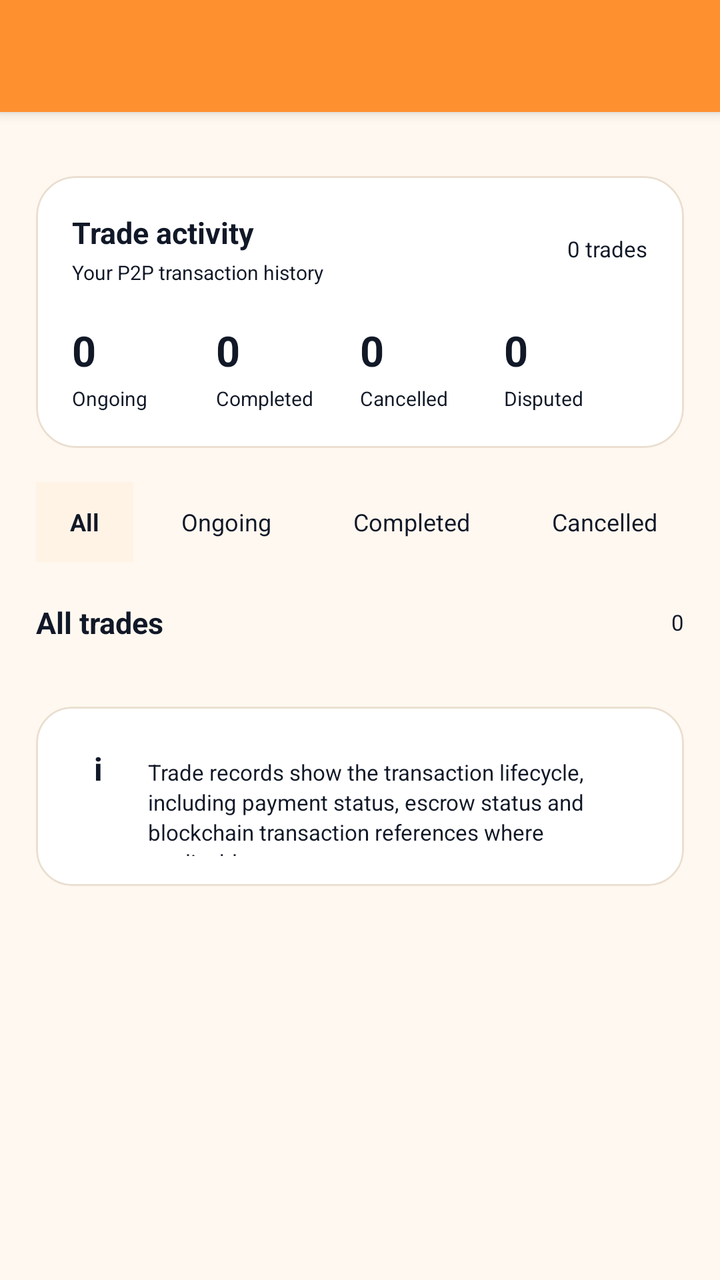
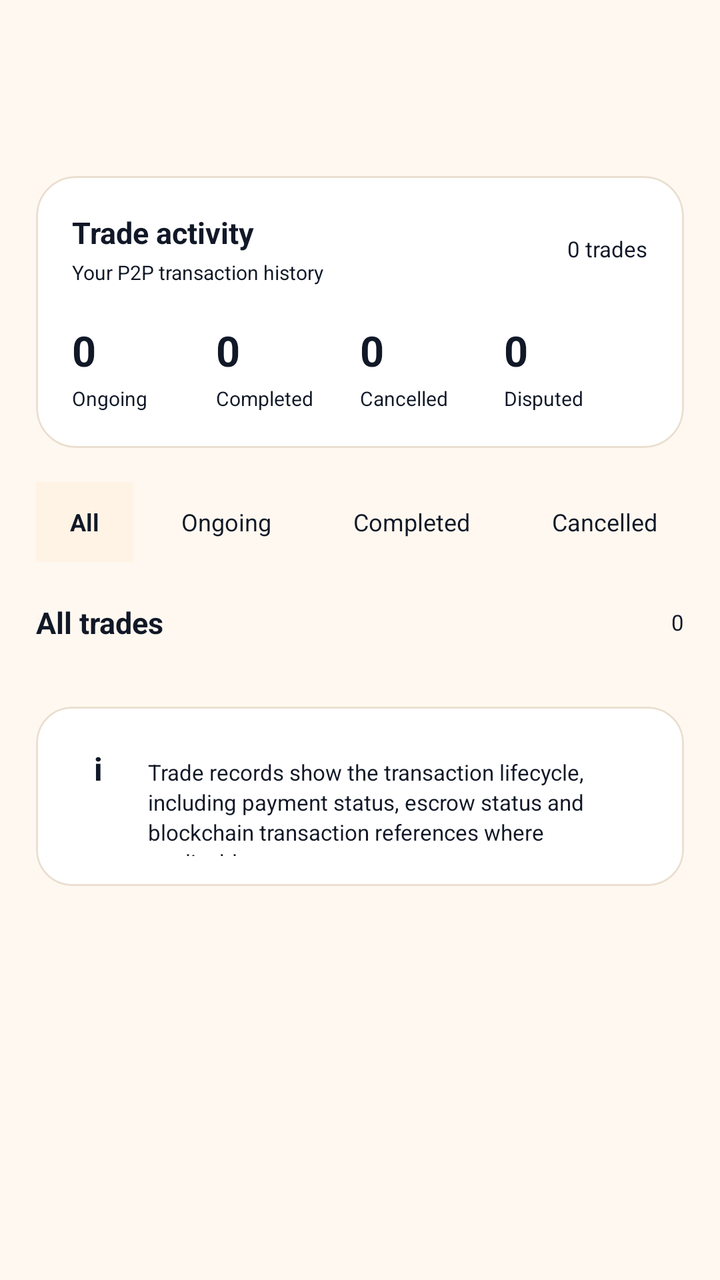

Screens rendered from an Android XML layout before and after an edit, with the pre-edit source and the edit as a unified diff.
<!-- AndroidManifest.xml: application theme AppTheme -->
<!-- res/layout/p2p_my_trades.xml -->
<androidx.coordinatorlayout.widget.CoordinatorLayout
	xmlns:android="http://schemas.android.com/apk/res/android"
	xmlns:app="http://schemas.android.com/apk/res-auto"
	xmlns:tools="http://schemas.android.com/tools"
	android:id="@+id/_coordinator"
	android:layout_width="match_parent"
	android:layout_height="match_parent">
	<com.google.android.material.appbar.AppBarLayout
		android:id="@+id/_app_bar"
		android:layout_width="match_parent"
		android:layout_height="wrap_content"
		android:theme="@style/AppTheme.AppBarOverlay">
		<androidx.appcompat.widget.Toolbar
			android:id="@+id/_toolbar"
			android:layout_width="match_parent"
			android:layout_height="?attr/actionBarSize"
			android:background="?attr/appBarColor"
			app:popupTheme="@style/AppTheme.PopupOverlay" />
	</com.google.android.material.appbar.AppBarLayout>
	<androidx.core.widget.NestedScrollView
		android:layout_width="match_parent"
		android:layout_height="match_parent"
		android:background="@color/colorP2pBg"
		android:fillViewport="true"
		android:clipToPadding="false"
		app:layout_behavior="@string/appbar_scrolling_view_behavior">
		<LinearLayout
			android:id="@+id/my_trades_root"
			android:layout_width="match_parent"
			android:layout_height="wrap_content"
			android:paddingTop="16dp"
			android:paddingBottom="35dp"
			android:orientation="vertical"
			android:paddingStart="18dp"
			android:paddingEnd="18dp">
			<com.google.android.material.card.MaterialCardView
				android:id="@+id/card_trade_summary"
				android:layout_width="match_parent"
				android:layout_height="wrap_content"
				android:layout_marginTop="16dp"
				app:cardBackgroundColor="@color/colorP2pSurface"
				app:cardCornerRadius="20dp"
				app:cardElevation="0dp"
				app:strokeColor="@color/colorP2pBorder"
				app:strokeWidth="1dp">
				<LinearLayout
					android:id="@+id/linear260"
					android:layout_width="match_parent"
					android:layout_height="wrap_content"
					android:padding="18dp"
					android:orientation="vertical">
					<LinearLayout
						android:id="@+id/linear261"
						android:layout_width="match_parent"
						android:layout_height="wrap_content"
						android:gravity="center_vertical"
						android:orientation="horizontal">
						<LinearLayout
							android:id="@+id/linear262"
							android:layout_width="0dp"
							android:layout_height="wrap_content"
							android:orientation="vertical"
							android:layout_weight="1">
							<TextView
								android:id="@+id/textview151"
								android:layout_width="wrap_content"
								android:layout_height="wrap_content"
								android:text="Trade activity"
								android:textSize="15sp"
								android:textStyle="bold" />
							<TextView
								android:id="@+id/tv_trade_summary_period"
								android:layout_width="wrap_content"
								android:layout_height="wrap_content"
								android:layout_marginTop="3dp"
								android:text="Your P2P transaction history"
								android:textSize="10sp" />
						</LinearLayout>
						<TextView
							android:id="@+id/tv_trade_summary_count"
							android:layout_width="wrap_content"
							android:layout_height="wrap_content"
							android:text="0 trades"
							android:textSize="11sp" />
					</LinearLayout>
					<LinearLayout
						android:id="@+id/linear263"
						android:layout_width="match_parent"
						android:layout_height="wrap_content"
						android:layout_marginTop="18dp"
						android:orientation="horizontal">
						<LinearLayout
							android:id="@+id/linear264"
							android:layout_width="0dp"
							android:layout_height="wrap_content"
							android:orientation="vertical"
							android:layout_weight="1">
							<TextView
								android:id="@+id/tv_summary_ongoing"
								android:layout_width="wrap_content"
								android:layout_height="wrap_content"
								android:text="0"
								android:textSize="21sp"
								android:textStyle="bold" />
							<TextView
								android:id="@+id/textview152"
								android:layout_width="wrap_content"
								android:layout_height="wrap_content"
								android:layout_marginTop="3dp"
								android:text="Ongoing"
								android:textSize="10sp" />
						</LinearLayout>
						<LinearLayout
							android:id="@+id/linear265"
							android:layout_width="0dp"
							android:layout_height="wrap_content"
							android:orientation="vertical"
							android:layout_weight="1">
							<TextView
								android:id="@+id/tv_summary_completed"
								android:layout_width="wrap_content"
								android:layout_height="wrap_content"
								android:text="0"
								android:textSize="21sp"
								android:textStyle="bold" />
							<TextView
								android:id="@+id/textview153"
								android:layout_width="wrap_content"
								android:layout_height="wrap_content"
								android:layout_marginTop="3dp"
								android:text="Completed"
								android:textSize="10sp" />
						</LinearLayout>
						<LinearLayout
							android:id="@+id/linear266"
							android:layout_width="0dp"
							android:layout_height="wrap_content"
							android:orientation="vertical"
							android:layout_weight="1">
							<TextView
								android:id="@+id/tv_summary_cancelled"
								android:layout_width="wrap_content"
								android:layout_height="wrap_content"
								android:text="0"
								android:textSize="21sp"
								android:textStyle="bold" />
							<TextView
								android:id="@+id/textview154"
								android:layout_width="wrap_content"
								android:layout_height="wrap_content"
								android:layout_marginTop="3dp"
								android:text="Cancelled"
								android:textSize="10sp" />
						</LinearLayout>
						<LinearLayout
							android:id="@+id/linear267"
							android:layout_width="0dp"
							android:layout_height="wrap_content"
							android:orientation="vertical"
							android:layout_weight="1">
							<TextView
								android:id="@+id/tv_summary_disputed"
								android:layout_width="wrap_content"
								android:layout_height="wrap_content"
								android:text="0"
								android:textSize="21sp"
								android:textStyle="bold" />
							<TextView
								android:id="@+id/textview155"
								android:layout_width="wrap_content"
								android:layout_height="wrap_content"
								android:layout_marginTop="3dp"
								android:text="Disputed"
								android:textSize="10sp" />
						</LinearLayout>
					</LinearLayout>
				</LinearLayout>
			</com.google.android.material.card.MaterialCardView>
			<HorizontalScrollView
				android:id="@+id/my_trades_filter_scroll"
				android:layout_width="match_parent"
				android:layout_height="wrap_content"
				android:layout_marginTop="17dp"
				android:scrollbars="none">
				<LinearLayout
					android:id="@+id/my_trades_filter_container"
					android:layout_width="wrap_content"
					android:layout_height="wrap_content"
					android:gravity="center_horizontal|center_vertical"
					android:orientation="horizontal"
					android:weightSum="5">
					<TextView
						android:id="@+id/filter_trade_all"
						android:layout_width="wrap_content"
						android:layout_height="40dp"
						android:background="@color/colorP2pSurfaceAlt"
						android:gravity="center_horizontal|center_vertical"
						android:text="All"
						android:textSize="12sp"
						android:textStyle="bold"
						android:layout_weight="1"
						android:paddingStart="17dp"
						android:paddingEnd="17dp" />
					<TextView
						android:id="@+id/filter_trade_ongoing"
						android:layout_width="wrap_content"
						android:layout_height="40dp"
						android:gravity="center_horizontal|center_vertical"
						android:text="Ongoing"
						android:textSize="12sp"
						android:layout_weight="1"
						android:layout_marginStart="7dp"
						android:paddingStart="17dp"
						android:paddingEnd="17dp" />
					<TextView
						android:id="@+id/filter_trade_completed"
						android:layout_width="wrap_content"
						android:layout_height="40dp"
						android:gravity="center_horizontal|center_vertical"
						android:text="Completed"
						android:textSize="12sp"
						android:layout_weight="1"
						android:layout_marginStart="7dp"
						android:paddingStart="17dp"
						android:paddingEnd="17dp" />
					<TextView
						android:id="@+id/filter_trade_cancelled"
						android:layout_width="wrap_content"
						android:layout_height="40dp"
						android:gravity="center_horizontal|center_vertical"
						android:text="Cancelled"
						android:textSize="12sp"
						android:layout_weight="1"
						android:layout_marginStart="7dp"
						android:paddingStart="17dp"
						android:paddingEnd="17dp" />
					<TextView
						android:id="@+id/filter_trade_disputed"
						android:layout_width="wrap_content"
						android:layout_height="40dp"
						android:gravity="center_horizontal|center_vertical"
						android:text="Disputed"
						android:textSize="12sp"
						android:layout_weight="1"
						android:layout_marginStart="7dp"
						android:paddingStart="17dp"
						android:paddingEnd="17dp" />
				</LinearLayout>
			</HorizontalScrollView>
			<LinearLayout
				android:id="@+id/linear268"
				android:layout_width="match_parent"
				android:layout_height="wrap_content"
				android:layout_marginTop="20dp"
				android:gravity="center_vertical"
				android:orientation="horizontal">
				<TextView
					android:id="@+id/tv_trades_section_title"
					android:layout_width="0dp"
					android:layout_height="wrap_content"
					android:text="All trades"
					android:textSize="15sp"
					android:textStyle="bold"
					android:layout_weight="1" />
				<TextView
					android:id="@+id/tv_trades_result_count"
					android:layout_width="wrap_content"
					android:layout_height="wrap_content"
					android:text="0"
					android:textSize="11sp" />
			</LinearLayout>
			<androidx.recyclerview.widget.RecyclerView
				android:id="@+id/recycler_my_trades"
				android:layout_width="match_parent"
				android:layout_height="wrap_content"
				android:layout_marginTop="10dp"
				android:paddingBottom="8dp"
				android:nestedScrollingEnabled="false"
				android:clipToPadding="false"
				android:overScrollMode="never" />
			<LinearLayout
				android:id="@+id/layout_my_trades_empty"
				android:layout_width="match_parent"
				android:layout_height="wrap_content"
				android:layout_marginTop="30dp"
				android:padding="30dp"
				android:gravity="center_horizontal|center_vertical"
				android:orientation="vertical"
				android:visibility="gone">
				<TextView
					android:id="@+id/textview156"
					android:layout_width="wrap_content"
					android:layout_height="wrap_content"
					android:text="No trades found"
					android:textSize="17sp"
					android:textStyle="bold" />
				<TextView
					android:id="@+id/tv_empty_trades_description"
					android:layout_width="match_parent"
					android:layout_height="wrap_content"
					android:layout_marginTop="7dp"
					android:gravity="center_horizontal|center_vertical"
					android:text="Your P2P transactions will appear here after you participate in a trade."
					android:textSize="12sp" />
			</LinearLayout>
			<com.google.android.material.card.MaterialCardView
				android:id="@+id/card_my_trades_info"
				android:layout_width="match_parent"
				android:layout_height="wrap_content"
				android:layout_marginTop="14dp"
				app:cardBackgroundColor="@color/colorP2pSurface"
				app:cardCornerRadius="18dp"
				app:cardElevation="0dp"
				app:strokeColor="@color/colorP2pBorder"
				app:strokeWidth="1dp">
				<LinearLayout
					android:id="@+id/linear269"
					android:layout_width="match_parent"
					android:layout_height="wrap_content"
					android:padding="15dp"
					android:orientation="horizontal">
					<TextView
						android:id="@+id/textview157"
						android:layout_width="32dp"
						android:layout_height="32dp"
						android:gravity="center_horizontal|center_vertical"
						android:text="i"
						android:textSize="16sp"
						android:textStyle="bold" />
					<TextView
						android:id="@+id/tv_my_trades_info"
						android:layout_width="0dp"
						android:layout_height="wrap_content"
						android:text="Trade records show the transaction lifecycle, including payment status, escrow status and blockchain transaction references where applicable."
						android:textSize="11sp"
						android:layout_weight="1"
						android:layout_marginStart="9dp"
						android:lineSpacingExtra="2dp" />
				</LinearLayout>
			</com.google.android.material.card.MaterialCardView>
		</LinearLayout>
	</androidx.core.widget.NestedScrollView>
</androidx.coordinatorlayout.widget.CoordinatorLayout>
<!-- resources referenced by this layout -->
<resources>
  <color name="colorP2pBg">#FFF8F0</color>
  <color name="colorP2pBorder">#EADFD0</color>
  <color name="colorP2pSurface">#FFFFFF</color>
  <color name="colorP2pSurfaceAlt">#FFF3E6</color>
  <style name="AppTheme.PopupOverlay" parent="ThemeOverlay.MaterialComponents.Light" />
  <style name="AppTheme" parent="Theme.MaterialComponents.DayNight.NoActionBar">
          
          <item name="homeAsUpIndicator">@drawable/ic_nav_back</item>
          
          <item name="android:textViewStyle">@style/HarvanaTextView</item>
          <item name="appBarColor">@color/colorAccent</item>
          <item name="onAppBarColor">@color/colorTextOnAccent</item>
          <item name="colorSecondary">@color/colorAccent</item>
          <item name="colorOnSecondary">@color/colorTextOnAccent</item>
          <item name="colorPrimaryVariant">@color/colorAccentDark</item>
          <item name="colorSecondaryVariant">@color/colorAccentDark</item>
          <item name="colorError">@color/colorError</item>
          <item name="colorOnError">@color/colorTextPrimaryWhite</item>
          <item name="colorControlActivated">@color/colorAccent</item>
          <item name="colorControlNormal">@color/colorControlNormal</item>
          <item name="colorControlHighlight">@color/colorAccentRipple</item>
          <item name="android:textColorHighlight">@color/colorAccentStroke</item>
          <item name="android:textColorLink">@color/colorAccentStrong</item>
          <item name="android:editTextColor">@color/colorTextPrimary</item>
          <item name="android:navigationBarColor">@color/colorBackground</item>
          <item name="colorPrimary">@color/colorAccent</item>
          <item name="colorPrimaryDark">@color/colorAccentStrong</item>
          <item name="colorAccent">@color/colorAccent</item>
          <item name="colorSurface">@color/colorSurface</item>
          <item name="colorOnPrimary">@color/colorTextOnAccent</item>
          <item name="colorOnSurface">@color/colorTextPrimary</item>
          <item name="colorOnBackground">@color/colorTextPrimary</item>
          <item name="colorOnSurfaceVariant">@color/colorTextSecondary</item>
          <item name="android:textColorPrimary">@color/colorTextPrimary</item>
          <item name="android:textColorSecondary">@color/colorTextSecondary</item>
          <item name="android:textColorHint">@color/colorTextTertiary</item>
          <item name="android:statusBarColor">?attr/appBarColor</item>
          <item name="android:windowLightStatusBar">true</item>
          <item name="android:windowBackground">@color/colorBackground</item>
          <item name="alertDialogTheme">@style/HarvanaAlertDialog</item>
          <item name="materialAlertDialogTheme">@style/HarvanaAlertDialog</item>
          <item name="bottomSheetDialogTheme">@style/HarvanaBottomSheetDialog</item>
      </style>
  <style name="HarvanaTextView" parent="android:Widget.TextView">
          <item name="android:textColor">@color/colorTextPrimary</item>
      </style>
  <color name="colorAccent">#FF9030</color>
  <color name="colorTextOnAccent">#111827</color>
  <color name="colorAccentDark">#E57A14</color>
  <color name="colorError">#EF4444</color>
  <color name="colorTextPrimaryWhite">#FFFFFF</color>
  <color name="colorControlNormal">#6B7280</color>
  <color name="colorAccentRipple">#1AFF9030</color>
  <color name="colorAccentStroke">#33FF9030</color>
  <color name="colorAccentStrong">#B85F0A</color>
  <color name="colorTextPrimary">#111827</color>
  <color name="colorBackground">#FFF8F0</color>
  <color name="colorSurface">#FFFFFF</color>
  <color name="colorTextSecondary">#4B5563</color>
  <color name="colorTextTertiary">#6B7280</color>
  <style name="HarvanaDialogButton" parent="Widget.MaterialComponents.Button.TextButton.Dialog">
          <item name="android:textColor">@color/colorAccent</item>
          <item name="android:minHeight">48dp</item>
      </style>
  <!-- unchanged entries left out for length: 6 -->
</resources>

<!-- the commit's change to res/layout/p2p_my_trades.xml (unified diff, before → after) -->
@@ -9,7 +9,9 @@
 		android:id="@+id/_app_bar"
 		android:layout_width="match_parent"
 		android:layout_height="wrap_content"
-		android:theme="@style/AppTheme.AppBarOverlay">
+		android:theme="@style/AppTheme.AppBarOverlay"
+		app:elevation="0dp"
+		android:stateListAnimator="@null">
 		<androidx.appcompat.widget.Toolbar
 			android:id="@+id/_toolbar"
 			android:layout_width="match_parent"
<!-- resource entries referenced after the edit -->
@@ -10,8 +10,8 @@
           <item name="homeAsUpIndicator">@drawable/ic_nav_back</item>
           
           <item name="android:textViewStyle">@style/HarvanaTextView</item>
-          <item name="appBarColor">@color/colorAccent</item>
-          <item name="onAppBarColor">@color/colorTextOnAccent</item>
+          <item name="appBarColor">@color/colorBackground</item>
+          <item name="onAppBarColor">@color/colorTextPrimary</item>
           <item name="colorSecondary">@color/colorAccent</item>
           <item name="colorOnSecondary">@color/colorTextOnAccent</item>
           <item name="colorPrimaryVariant">@color/colorAccentDark</item>
